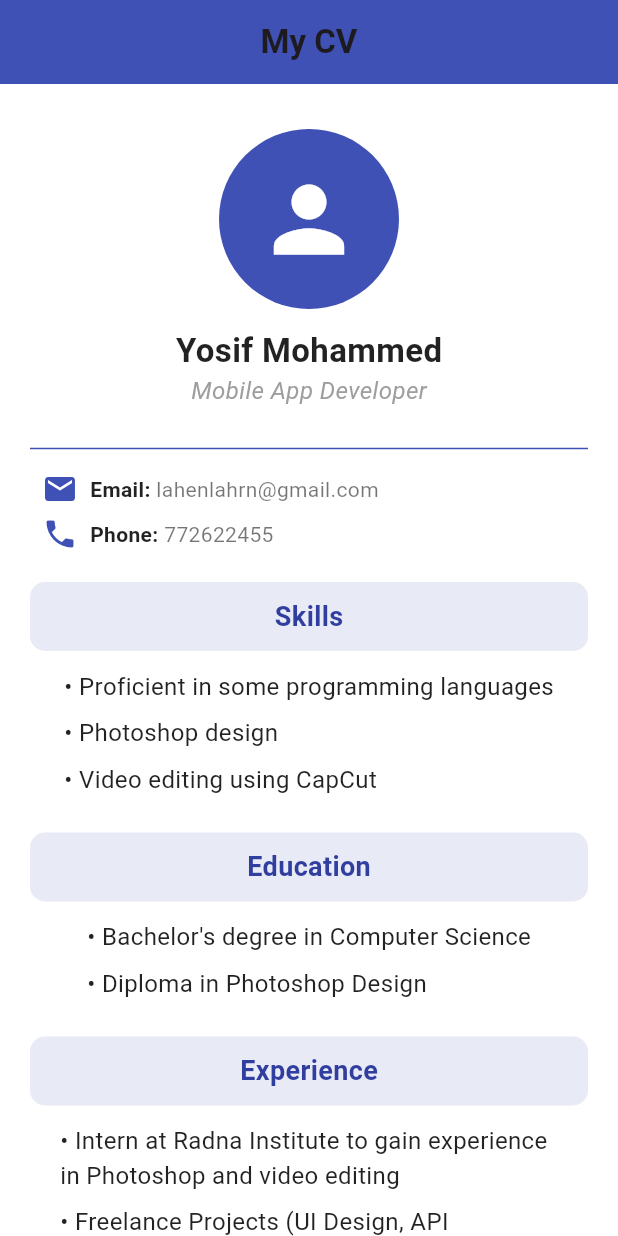
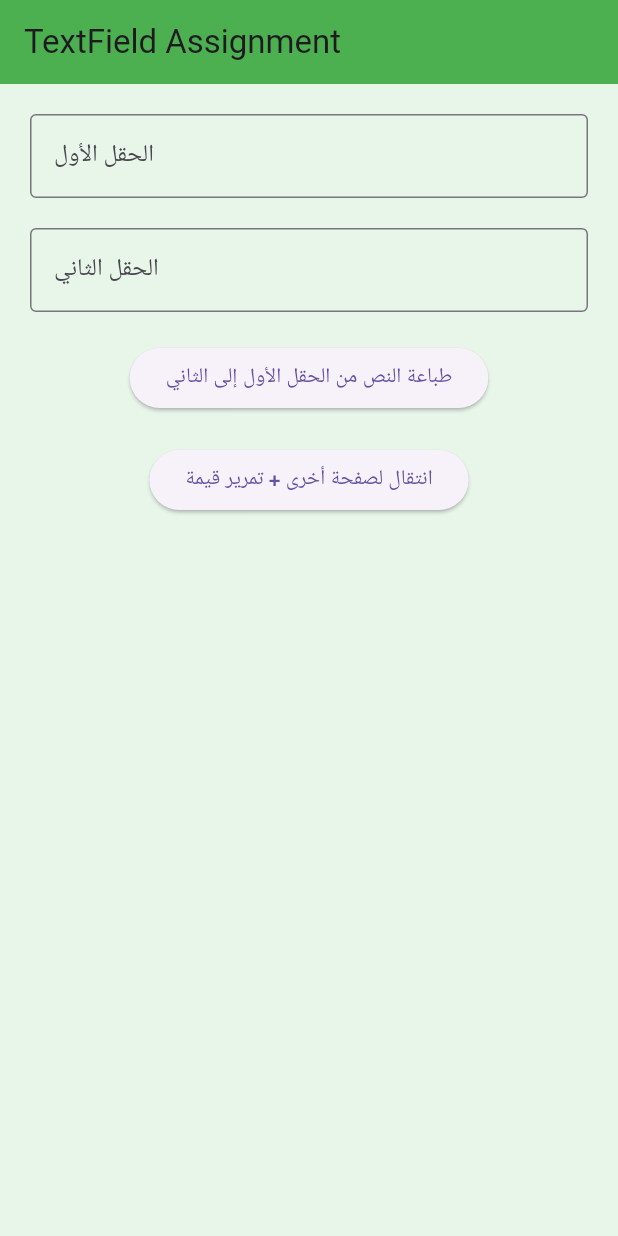
Before and after one commit to LAHENLAHRN/allapplication, a Flutter app: the screen it shows after launch, on a phone screen of 412 x 824 dp. Run offline on Flutter 3.47's test engine with Material 3 defaults, Android fonts, the phone set to English and light mode, and no system bars.

Commit message:
text field

```diff
--- /dev/null
+++ b/lib/home_page.dart
@@ -0,0 +1,67 @@
+import 'package:flutter/material.dart';
+import 'second_page.dart';
+
+class HomePage extends StatefulWidget {
+  @override
+  _HomePageState createState() => _HomePageState();
+}
+
+class _HomePageState extends State<HomePage> {
+  TextEditingController text1Controller = TextEditingController();
+  TextEditingController text2Controller = TextEditingController();
+
+  @override
+  Widget build(BuildContext context) {
+    return Scaffold(
+      backgroundColor: Colors.green.shade50,
+      appBar: AppBar(
+        title: Text("TextField Assignment"),
+        backgroundColor: Colors.green,
+      ),
+      body: Padding(
+        padding: const EdgeInsets.all(20.0),
+        child: Column(
+          children: [
+            TextField(
+              controller: text1Controller,
+              decoration: InputDecoration(
+                labelText: "الحقل الأول",
+                border: OutlineInputBorder(),
+              ),
+            ),
+            SizedBox(height: 20),
+            TextField(
+              controller: text2Controller,
+              decoration: InputDecoration(
+                labelText: "الحقل الثاني",
+                border: OutlineInputBorder(),
+              ),
+            ),
+            SizedBox(height: 20),
+            ElevatedButton(
+              onPressed: () {
+                setState(() {
+                  text2Controller.text = text1Controller.text;
+                });
+              },
+              child: Text("طباعة النص من الحقل الأول إلى الثاني"),
+            ),
+            SizedBox(height: 20),
+            ElevatedButton(
+              onPressed: () {
+                Navigator.push(
+                  context,
+                  MaterialPageRoute(
+                    builder: (context) =>
+                        SecondPage(data: text1Controller.text),
+                  ),
+                );
+              },
+              child: Text("انتقال لصفحة أخرى + تمرير قيمة"),
+            ),
+          ],
+        ),
+      ),
+    );
+  }
+}
--- a/lib/main.dart
+++ b/lib/main.dart
@@ -1,194 +1,16 @@
 import 'package:flutter/material.dart';
+import 'home_page.dart';
 
 void main() {
-  runApp(const MyCVApp());
+  runApp(MyApp());
 }
 
-class MyCVApp extends StatelessWidget {
-  const MyCVApp({super.key});
-
+class MyApp extends StatelessWidget {
   @override
   Widget build(BuildContext context) {
     return MaterialApp(
       debugShowCheckedModeBanner: false,
-      title: 'CV App',
-      theme: ThemeData(
-        primarySwatch: Colors.indigo,
-      ),
-      home: const CVScreen(),
+      home: HomePage(),
     );
   }
 }
-
-class CVScreen extends StatelessWidget {
-  const CVScreen({super.key});
-
-  @override
-  Widget build(BuildContext context) {
-
-    final media = MediaQuery.of(context).size;
-
-    return Scaffold(
-      backgroundColor: Colors.grey[100],
-      appBar: AppBar(
-        title: const Text(
-          'My CV',
-          style: TextStyle(fontWeight: FontWeight.bold, fontSize: 22),
-        ),
-        centerTitle: true,
-        backgroundColor: Colors.indigo,
-      ),
-      body: SafeArea(
-        child: SingleChildScrollView(
-          child: Container(
-
-            width: double.infinity,
-
-            constraints: BoxConstraints(minHeight: media.height - kToolbarHeight),
-            padding: const EdgeInsets.all(20),
-            color: Colors.white,
-            child: Column(
-              crossAxisAlignment: CrossAxisAlignment.center,
-              children: [
-                const SizedBox(height: 10),
-                const CircleAvatar(
-                  radius: 60,
-                  backgroundColor: Colors.indigo,
-                  child: Icon(Icons.person, size: 70, color: Colors.white),
-                ),
-                const SizedBox(height: 12),
-                const Text(
-                  "Yosif Mohammed",
-                  style: TextStyle(
-                      fontSize: 22, fontWeight: FontWeight.bold, color: Colors.black87),
-                ),
-                const Text(
-                  "Mobile App Developer",
-                  style: TextStyle(
-                      fontSize: 16, color: Colors.grey, fontStyle: FontStyle.italic),
-                ),
-                const SizedBox(height: 12),
-                const Divider(height: 30, color: Colors.indigo, thickness: 1),
-                // Info rows (use Expanded to avoid overflow)
-                Padding(
-                  padding: const EdgeInsets.symmetric(horizontal: 8),
-                  child: Row(
-                    children: const [
-                      Icon(Icons.email, color: Colors.indigo),
-                      SizedBox(width: 8),
-                      Text(
-                        "Email: ",
-                        style: TextStyle(fontWeight: FontWeight.bold, color: Colors.black87),
-                      ),
-                      Expanded(
-                        child: Text(
-                          "lahenlahrn@gmail.com",
-                          style: TextStyle(color: Colors.black54),
-                          overflow: TextOverflow.ellipsis,
-                        ),
-                      ),
-                    ],
-                  ),
-                ),
-                const SizedBox(height: 6),
-                Padding(
-                  padding: const EdgeInsets.symmetric(horizontal: 8),
-                  child: Row(
-                    children: const [
-                      Icon(Icons.phone, color: Colors.indigo),
-                      SizedBox(width: 8),
-                      Text(
-                        "Phone: ",
-                        style: TextStyle(fontWeight: FontWeight.bold, color: Colors.black87),
-                      ),
-                      Expanded(
-                        child: Text(
-                          "772622455",
-                          style: TextStyle(color: Colors.black54),
-                          overflow: TextOverflow.ellipsis,
-                        ),
-                      ),
-                    ],
-                  ),
-                ),
-                const SizedBox(height: 20),
-
-                // Skills Section
-                sectionTitle("Skills"),
-                const SizedBox(height: 8),
-                sectionItems([
-                  "Proficient in some programming languages",
-                  "Photoshop design",
-                  "Video editing using CapCut",
-                ]),
-
-                const SizedBox(height: 20),
-                // Education Section
-                sectionTitle("Education"),
-                const SizedBox(height: 8),
-                sectionItems([
-                  "Bachelor's degree in Computer Science",
-                  "Diploma in Photoshop Design",
-                ]),
-
-                const SizedBox(height: 20),
-                // Experience Section
-                sectionTitle("Experience"),
-                const SizedBox(height: 8),
-                sectionItems([
-                  "Intern at Radna Institute to gain experience in Photoshop and video editing",
-                  "Freelance Projects (UI Design, API Integration)",
-                ]),
-
-                const SizedBox(height: 30),
-              ],
-            ),
-          ),
-        ),
-      ),
-    );
-  }
-
-  // عنوان القسم (غير const بسبب استخدام shade)
-  static Widget sectionTitle(String title) {
-    return Container(
-      width: double.infinity,
-      padding: const EdgeInsets.symmetric(vertical: 10),
-      decoration: BoxDecoration(
-        color: Colors.indigo.shade50,
-        borderRadius: BorderRadius.circular(10),
-      ),
-      child: Center(
-        child: Text(
-          title,
-          style: TextStyle(
-            fontSize: 18,
-            fontWeight: FontWeight.bold,
-            color: Colors.indigo.shade700,
-          ),
-        ),
-      ),
-    );
-  }
-
-  // عناصر القسم
-  static Widget sectionItems(List<String> items) {
-    return Padding(
-      padding: const EdgeInsets.symmetric(horizontal: 20),
-      child: Column(
-        crossAxisAlignment: CrossAxisAlignment.start,
-        children: items
-            .map(
-              (e) => Padding(
-            padding: const EdgeInsets.symmetric(vertical: 4),
-            child: Text(
-              "• $e",
-              style: const TextStyle(fontSize: 16, color: Colors.black87),
-            ),
-          ),
-        )
-            .toList(),
-      ),
-    );
-  }
-}
--- /dev/null
+++ b/lib/second_page.dart
@@ -0,0 +1,24 @@
+import 'package:flutter/material.dart';
+
+class SecondPage extends StatelessWidget {
+  final String data;
+
+  SecondPage({required this.data});
+
+  @override
+  Widget build(BuildContext context) {
+    return Scaffold(
+      backgroundColor: Colors.blue.shade50,
+      appBar: AppBar(
+        title: Text("Second Page"),
+        backgroundColor: Colors.blue,
+      ),
+      body: Center(
+        child: Text(
+          "القيمة الممررة  : $data",
+          style: TextStyle(fontSize: 22),
+        ),
+      ),
+    );
+  }
+}
```
